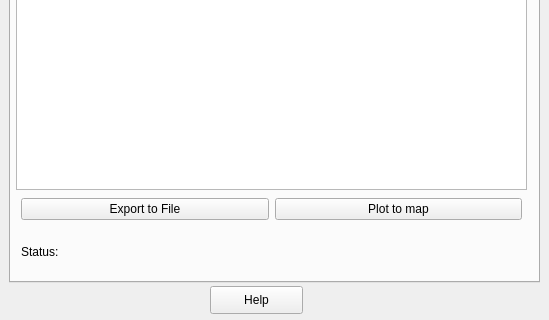
Qt form transmitteradmin.ui (szugyizs/QtWhiteSpaceManager) before a commit; both pictures show x 0 to 549 and y 234 to 554 of the 549 by 554 pixel window.
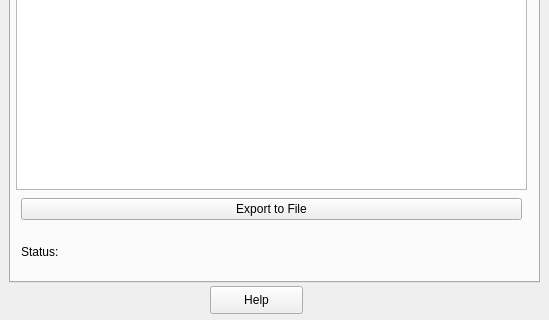
The same form after that commit. The open tabs and pages were chosen to show the change.

Patch:
```diff
--- a/transmitteradmin.ui
+++ b/transmitteradmin.ui
@@ -443,13 +443,6 @@
              </property>
             </widget>
            </item>
-           <item>
-            <widget class="QPushButton" name="plotTBtn">
-             <property name="text">
-              <string>Plot to map</string>
-             </property>
-            </widget>
-           </item>
           </layout>
          </item>
          <item>
```
